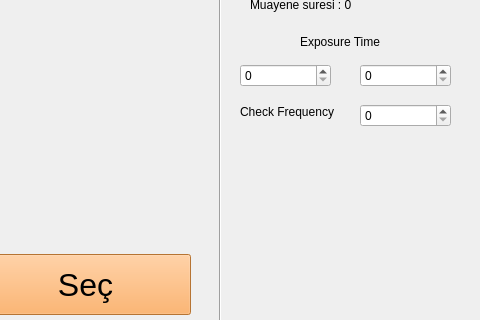
Before: the Qt Designer form Tofas/tofas_app/tofas_ui.ui in imemmul/Inovako, drawn with Qt 5; both pictures show x 320 to 800 and y 126 to 446 of the 800 by 600 pixel window.
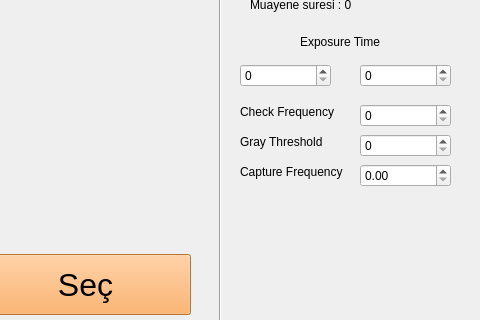
After: the same form once the commit is applied.

The edit to the form file:
```diff
--- a/Tofas/tofas_app/tofas_ui.ui
+++ b/Tofas/tofas_app/tofas_ui.ui
@@ -197,6 +197,52 @@
      </rect>
     </property>
    </widget>
+   <widget class="QLabel" name="label_3">
+    <property name="geometry">
+     <rect>
+      <x>560</x>
+      <y>260</y>
+      <width>111</width>
+      <height>16</height>
+     </rect>
+    </property>
+    <property name="text">
+     <string>Gray Threshold</string>
+    </property>
+   </widget>
+   <widget class="QSpinBox" name="gray_thres">
+    <property name="geometry">
+     <rect>
+      <x>680</x>
+      <y>260</y>
+      <width>91</width>
+      <height>23</height>
+     </rect>
+    </property>
+   </widget>
+   <widget class="QDoubleSpinBox" name="interval">
+    <property name="geometry">
+     <rect>
+      <x>680</x>
+      <y>290</y>
+      <width>91</width>
+      <height>23</height>
+     </rect>
+    </property>
+   </widget>
+   <widget class="QLabel" name="label_4">
+    <property name="geometry">
+     <rect>
+      <x>560</x>
+      <y>290</y>
+      <width>121</width>
+      <height>16</height>
+     </rect>
+    </property>
+    <property name="text">
+     <string>Capture Frequency</string>
+    </property>
+   </widget>
   </widget>
   <widget class="QMenuBar" name="menubar">
    <property name="geometry">
```
